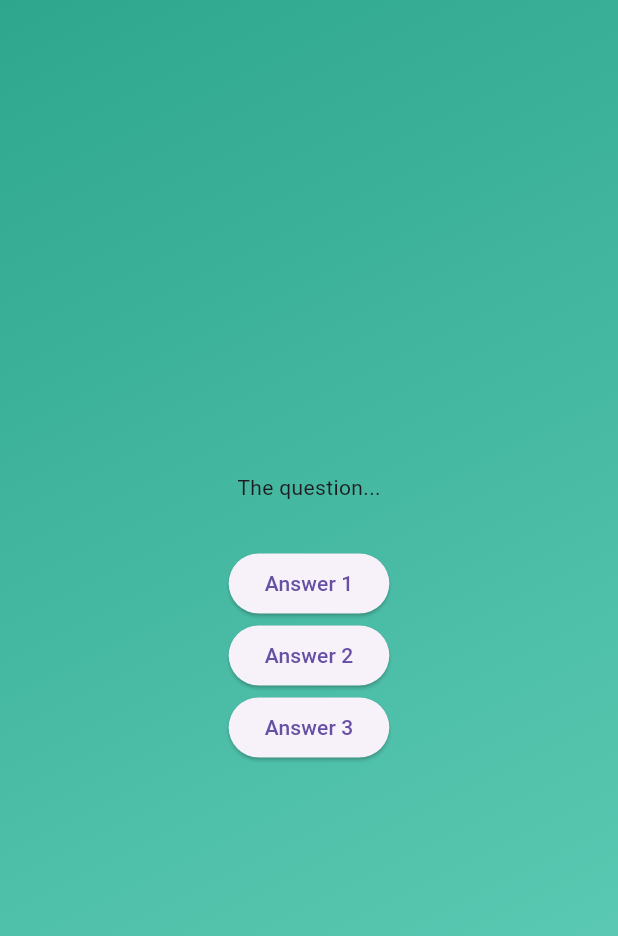
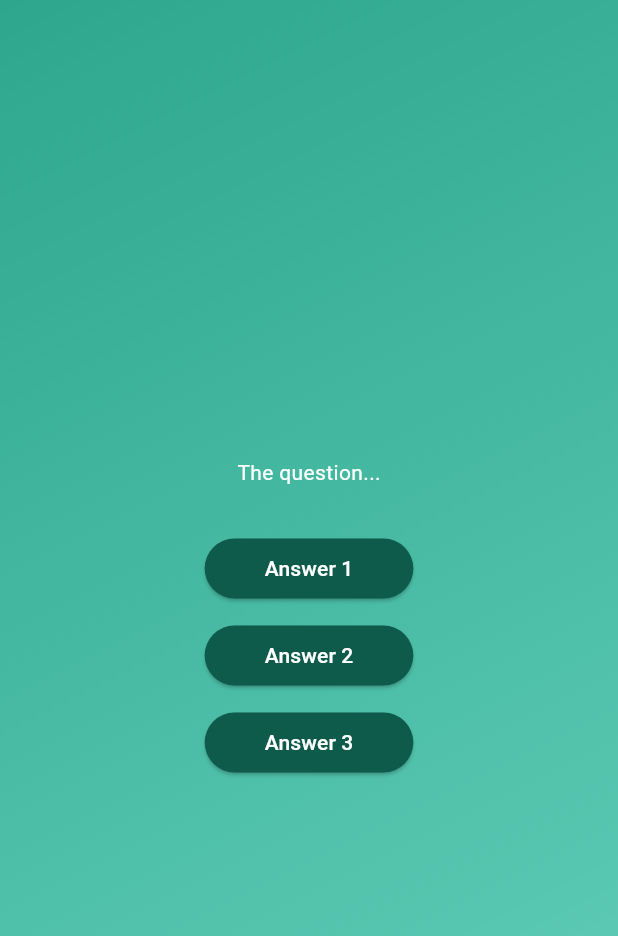
Before and after one commit to NFAP0221S/flutter_max, a Flutter app: the screen it shows after launch, after a tap on "Start Quiz", on a phone screen of 412 x 824 dp. Shown: the top 936 px of the screen. Run offline on Flutter 3.47's test engine with Material 3 defaults, Android fonts, the phone set to English and light mode, and no system bars.

Commit message:
버튼 스타일 조정

```diff
--- /dev/null
+++ b/quizapp/lib/answer_button.dart
@@ -0,0 +1,26 @@
+import 'package:flutter/material.dart';
+
+class AnswerButton extends StatelessWidget {
+  const AnswerButton(
+      {super.key, required this.answerText, required this.onTap});
+
+  final String answerText;
+  final void Function() onTap;
+
+  @override
+  Widget build(BuildContext context) {
+    return ElevatedButton(
+      onPressed: onTap,
+      style: ElevatedButton.styleFrom(
+          padding: const EdgeInsets.symmetric(
+            vertical: 10,
+            horizontal: 40,
+          ),
+          backgroundColor: const Color.fromARGB(255, 14, 90, 75),
+          foregroundColor: Colors.white,
+          shape:
+              RoundedRectangleBorder(borderRadius: BorderRadius.circular(40))),
+      child: Text(answerText),
+    );
+  }
+}
--- a/quizapp/lib/questions_screen.dart
+++ b/quizapp/lib/questions_screen.dart
@@ -1,4 +1,5 @@
 import 'package:flutter/material.dart';
+import 'package:quizapp/answer_button.dart';
 
 class QuestionScreen extends StatefulWidget {
   const QuestionScreen({super.key});
@@ -17,19 +18,24 @@ class _QuestionScreen extends State<QuestionScreen> {
       child: Column(
         mainAxisAlignment: MainAxisAlignment.center,
         children: [
-          const Text('The question...'),
+          const Text(
+            'The question...',
+            style: TextStyle(color: Colors.white),
+          ),
           const SizedBox(height: 30),
-          ElevatedButton(
-            onPressed: () {},
-            child: const Text('Answer 1'),
+          AnswerButton(
+            answerText: 'Answer 1',
+            onTap: () {},
           ),
-          ElevatedButton(
-            onPressed: () {},
-            child: const Text('Answer 2'),
+          const SizedBox(height: 10),
+          AnswerButton(
+            answerText: 'Answer 2',
+            onTap: () {},
           ),
-          ElevatedButton(
-            onPressed: () {},
-            child: const Text('Answer 3'),
+          const SizedBox(height: 10),
+          AnswerButton(
+            answerText: 'Answer 3',
+            onTap: () {},
           ),
         ],
       ),
```
